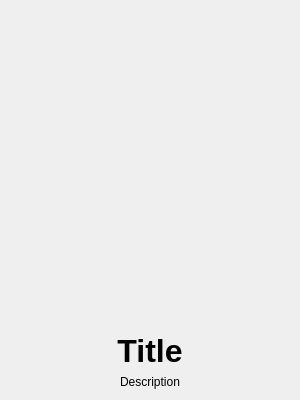
Above: src/carousel_page.ui from princess-wawa/NyarchTour-QT before the change. Below: the same form after it.
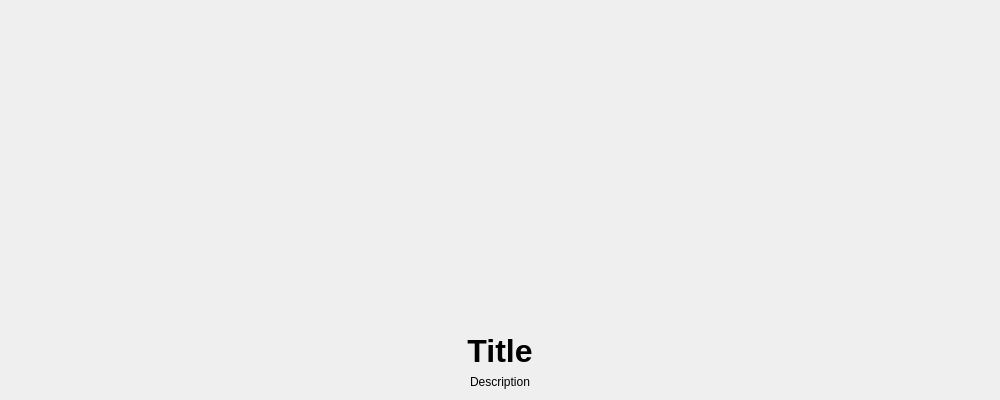
That is the form after the change.

Diff of the .ui file:
```diff
--- a/src/carousel_page.ui
+++ b/src/carousel_page.ui
@@ -6,13 +6,13 @@
    <rect>
     <x>0</x>
     <y>0</y>
-    <width>300</width>
+    <width>1000</width>
     <height>400</height>
    </rect>
   </property>
   <property name="minimumSize">
    <size>
-    <width>300</width>
+    <width>1000</width>
     <height>400</height>
    </size>
   </property>
```
